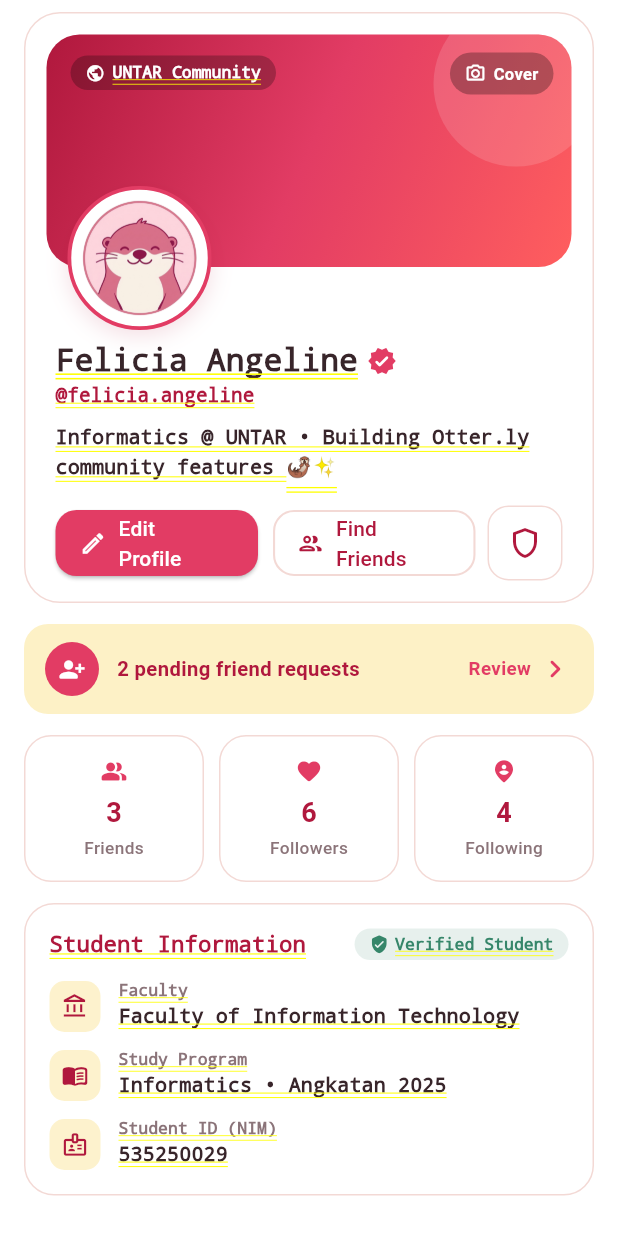
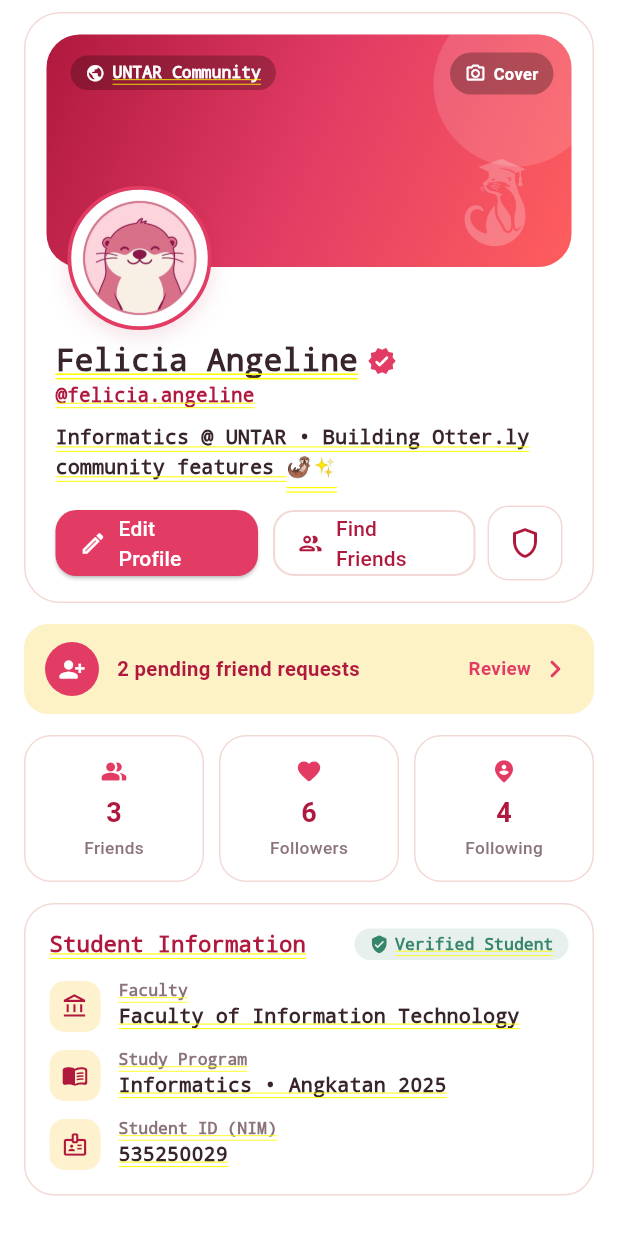
Before and after one commit to GeorginaGabriella/Otterly-Mobile-App, a Flutter app: the ProfileScreen screen opened directly, on a phone screen of 412 x 824 dp. Run offline on Flutter 3.47's test engine with Material 3 defaults, Android fonts, the phone set to English and light mode, and no system bars; our stand-ins replace flutter_riverpod, flutter_secure_storage, image_picker, shared_preferences; accounts and stored records are empty.

Commit message:
feat: add brand silhouette logo mark and palette accent color

```diff
--- a/lib/core/app_colors.dart
+++ b/lib/core/app_colors.dart
@@ -2,6 +2,7 @@ import 'package:flutter/material.dart';
 class AppColors {
   AppColors._();
   static const Color cream = Color(0xFFFCEDB8);
+  static const Color creamSoft = Color(0xFFFCEDD8);
   static const Color yellow = Color(0xFFFFD464);
   static const Color coral = Color(0xFFFF5E5E);
   static const Color pink = Color(0xFFE23C64);
--- a/lib/core/app_constants.dart
+++ b/lib/core/app_constants.dart
@@ -4,6 +4,7 @@ class AppConstants {
   static const String slogan = 'Otterly Stay Connected with Others';
   static const String fontFamily = 'BukhariScript';
   static const String logoPath = 'assets/images/otter_logo.png';
+  static const String brandMarkPath = 'assets/images/otter_logo_mark.png';
   static const String pinkAvatarPath = 'assets/images/otter_pink.png';
   static const String blueAvatarPath = 'assets/images/otter_blue.png';
   static const int onboardingPageCount = 3;
--- a/lib/widgets/profile/profile_header_widget.dart
+++ b/lib/widgets/profile/profile_header_widget.dart
@@ -89,6 +89,21 @@ class ProfileHeaderWidget extends StatelessWidget {
               ),
             ),
           ),
+          if (coverImagePath == null || coverImagePath!.isEmpty)
+            Positioned(
+              right: 18,
+              bottom: 10,
+              child: Opacity(
+                opacity: 0.24,
+                child: Image.asset(
+                  AppConstants.brandMarkPath,
+                  width: 66,
+                  height: 66,
+                  color: AppColors.white,
+                  errorBuilder: (_, __, ___) => const SizedBox.shrink(),
+                ),
+              ),
+            ),
           Positioned(
             left: 16,
             top: 14,
```
Also changed, not shown: assets/images/otter_logo_mark.png (added).
